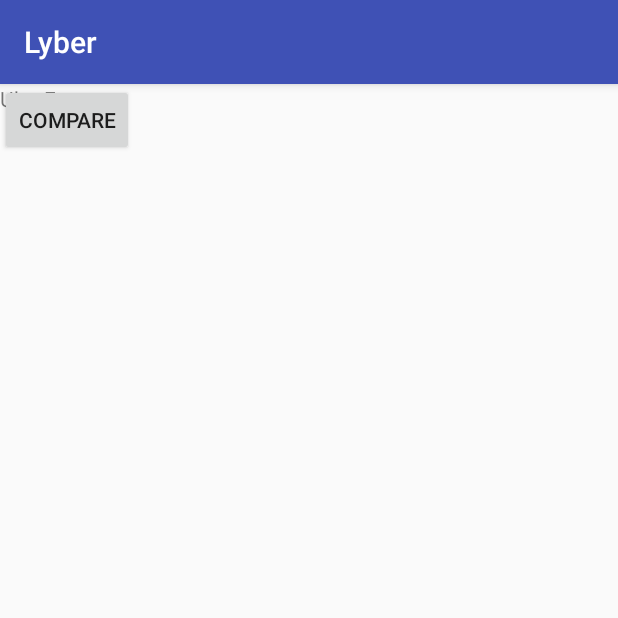
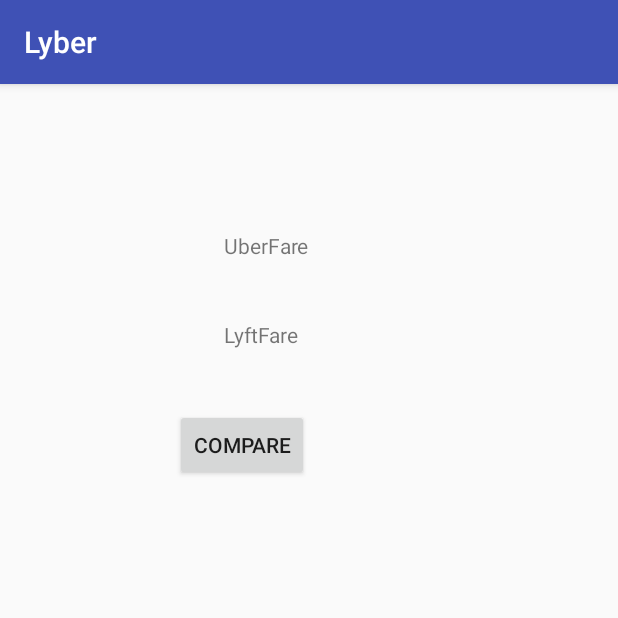
Before and after one commit to kleekich/Lyber, an Android app: the screen it shows after launch (MainActivity), on a phone screen of 412 x 824 dp, the top half of it. Run offline under Robolectric (Android 15) with nearby library versions, the phone set to English and light mode, and no system bars.

Commit message:
RetrofitClient constructor edited due to difference in Lyft's BASE_URL

```diff
--- a/app/src/main/java/com/example/lyber/LyftApiService.java
+++ b/app/src/main/java/com/example/lyber/LyftApiService.java
@@ -56,7 +56,7 @@ public class LyftApiService {
         @Headers({"Content-Type: application/json",
                 "Authorization: Bearer VCz8t0iW4Xq60kzG2bk9A70irK+bJMQxpVwoEvMrsWtpR0z3GfIoD5Yxw0ih39AQSkRiiYbnyj7yQFXTqsGxsLf3nhHIw3KzTZrIS31iZ+CvFovYwicNmFo="
         })
-        @GET("https://api.lyft.com/v1/eta?lat=37.7833&lng=-122.4167")
+        @GET("eta?lat=37.7833&lng=-122.4167")
         Call<LyftModel> getEstimatePrice();
 
     }
--- a/app/src/main/java/com/example/lyber/MainActivity.java
+++ b/app/src/main/java/com/example/lyber/MainActivity.java
@@ -10,6 +10,7 @@ public class MainActivity extends AppCompatActivity {
 
     Button btCompare;
     UberApiService uberApiService;
+    LyftApiService lyftApiService;
 
     ResponseHandler responseHandler;
 
@@ -18,7 +19,7 @@ public class MainActivity extends AppCompatActivity {
         super.onCreate(savedInstanceState);
         setContentView(R.layout.activity_main);
 
-        btCompare = (Button) findViewById(R.id.buttonCompaer);
+        btCompare = (Button) findViewById(R.id.btCompare);
         responseHandler = new ResponseHandler() {
             @Override
             public void onSuccess(Object response) {
@@ -37,6 +38,8 @@ public class MainActivity extends AppCompatActivity {
                 RetrofitClient retrofitClient = new RetrofitClient();
                 uberApiService = new UberApiService(retrofitClient);
                 uberApiService.getUber(responseHandler,true);
+                lyftApiService = new LyftApiService(retrofitClient);
+                lyftApiService.getLyft(responseHandler, true);
             }
         });
 
--- a/app/src/main/java/com/example/lyber/RetrofitClient.java
+++ b/app/src/main/java/com/example/lyber/RetrofitClient.java
@@ -11,12 +11,14 @@ import retrofit2.converter.moshi.MoshiConverterFactory;
 
 public class RetrofitClient {
 
-    private static final String BASE_URL = "https://api.uber.com/v1.2/";
+    private static final String BASE_URL_UBER = "https://api.uber.com/v1.2/";
+    private static final String BASE_URL_LYFT = "https://api.lyft.com/v1/";
+    private static String BASE_URL;
 
     private final Retrofit mRetrofit;
 
-    public RetrofitClient(){
-
+    public RetrofitClient(boolean isUberClient){
+        BASE_URL = isUberClient ?  BASE_URL_UBER : BASE_URL_LYFT;
         Retrofit.Builder builder = new Retrofit.Builder().baseUrl(BASE_URL)
                 .addConverterFactory(MoshiConverterFactory.create());
 
--- a/app/src/main/res/layout/activity_main.xml
+++ b/app/src/main/res/layout/activity_main.xml
@@ -1,5 +1,5 @@
 <?xml version="1.0" encoding="utf-8"?>
-<android.support.constraint.ConstraintLayout xmlns:android="http://schemas.android.com/apk/res/android"
+<RelativeLayout xmlns:android="http://schemas.android.com/apk/res/android"
     xmlns:app="http://schemas.android.com/apk/res-auto"
     xmlns:tools="http://schemas.android.com/tools"
     android:layout_width="match_parent"
@@ -7,19 +7,39 @@
     tools:context="com.example.lyber.MainActivity">
 
     <Button
-        android:id="@+id/buttonCompaer"
+        android:id="@+id/btCompare"
         android:layout_width="wrap_content"
         android:layout_height="wrap_content"
+        android:layout_alignEnd="@+id/tvUberEstimate"
+        android:layout_alignRight="@+id/tvUberEstimate"
+        android:layout_below="@+id/tvUberEstimate"
+        android:layout_marginTop="99dp"
         android:text="Compare"
         tools:layout_editor_absoluteX="147dp"
         tools:layout_editor_absoluteY="197dp" />
 
     <TextView
-        android:id="@+id/tvUberFare"
+        android:id="@+id/tvUberEstimate"
         android:layout_width="wrap_content"
         android:layout_height="wrap_content"
         android:text="@string/uber_fare"
         tools:layout_editor_absoluteX="164dp"
-        tools:layout_editor_absoluteY="283dp" />
+        tools:layout_editor_absoluteY="283dp"
+        android:layout_marginTop="98dp"
+        android:layout_alignParentTop="true"
+        android:layout_alignParentLeft="true"
+        android:layout_alignParentStart="true"
+        android:layout_marginLeft="149dp"
+        android:layout_marginStart="149dp" />
 
-</android.support.constraint.ConstraintLayout>
+    <TextView
+        android:id="@+id/tvLyftEstimate"
+        android:layout_width="wrap_content"
+        android:layout_height="wrap_content"
+        android:layout_alignLeft="@+id/tvUberEstimate"
+        android:layout_alignStart="@+id/tvUberEstimate"
+        android:layout_below="@+id/tvUberEstimate"
+        android:layout_marginTop="40dp"
+        android:text="LyftFare" />
+
+</RelativeLayout>
```
